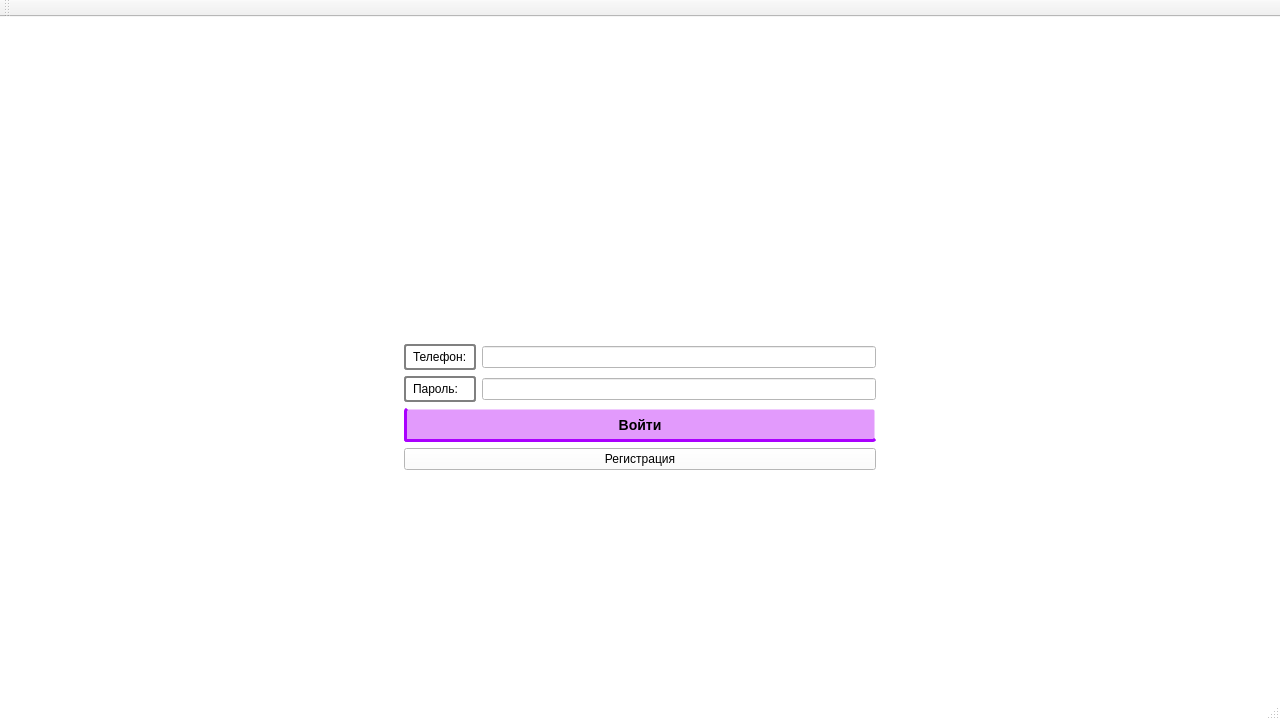
First picture: the form in BelBank/BelBank/MainWindow.ui, repository BelBank/Bank, before the edit.
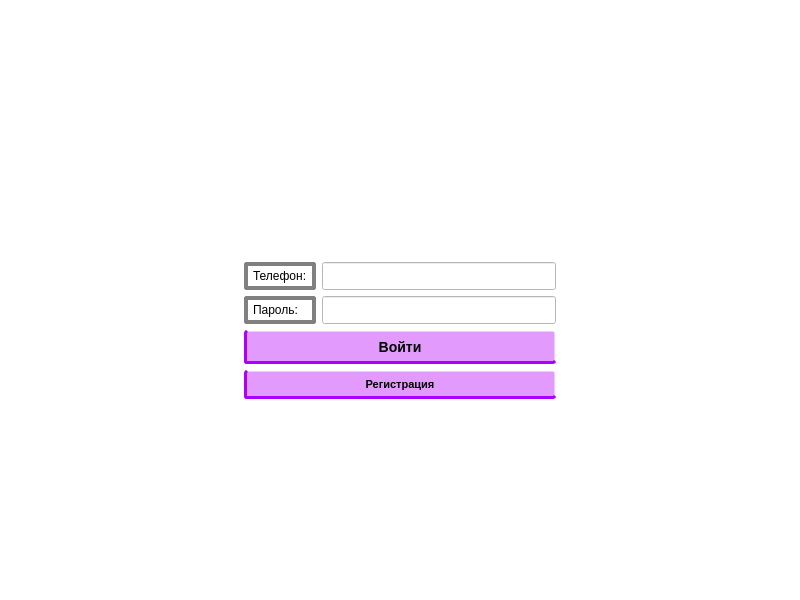
Second picture: the form after the edit. Icons and pictures are not drawn.

Commit message: ERIP_Design + small fixes on main design

```diff
--- a/BelBank/BelBank/MainWindow.ui
+++ b/BelBank/BelBank/MainWindow.ui
@@ -6,20 +6,26 @@
    <rect>
     <x>0</x>
     <y>0</y>
-    <width>1280</width>
-    <height>720</height>
+    <width>800</width>
+    <height>600</height>
    </rect>
   </property>
+  <property name="sizePolicy">
+   <sizepolicy hsizetype="Fixed" vsizetype="Fixed">
+    <horstretch>0</horstretch>
+    <verstretch>0</verstretch>
+   </sizepolicy>
+  </property>
   <property name="minimumSize">
    <size>
-    <width>1280</width>
-    <height>720</height>
+    <width>800</width>
+    <height>600</height>
    </size>
   </property>
   <property name="maximumSize">
    <size>
-    <width>1920</width>
-    <height>1080</height>
+    <width>800</width>
+    <height>600</height>
    </size>
   </property>
   <property name="windowTitle">
@@ -28,14 +34,14 @@
   <widget class="QWidget" name="centralWidget">
    <property name="minimumSize">
     <size>
-     <width>1280</width>
-     <height>720</height>
+     <width>800</width>
+     <height>600</height>
     </size>
    </property>
    <property name="maximumSize">
     <size>
-     <width>1280</width>
-     <height>720</height>
+     <width>800</width>
+     <height>600</height>
     </size>
    </property>
    <property name="styleSheet">
@@ -59,6 +65,17 @@
       </item>
       <item row="5" column="2">
        <widget class="QLineEdit" name="LE_password">
+        <property name="minimumSize">
+         <size>
+          <width>0</width>
+          <height>27</height>
+         </size>
+        </property>
+        <property name="font">
+         <font>
+          <pointsize>13</pointsize>
+         </font>
+        </property>
         <property name="styleSheet">
          <string notr="true">QLineEdit#LE_2 {
     border: 2px solid gray;
@@ -90,9 +107,9 @@
         </property>
         <property name="styleSheet">
          <string notr="true">QFrame, QLabel, QToolTip {
-    border: 2px solid gray;
+    border: 4px solid gray;
     border-radius: 3px;
-    padding: 4px;
+    padding: 2px;
     background-image: url(images/welcome.png);
 	font: 700 10pt &quot;Segoe UI&quot;;
 }</string>
@@ -186,9 +203,9 @@
         <property name="styleSheet">
          <string notr="true">QFrame, QLabel, QToolTip {
 	font: 700 10pt &quot;Segoe UI&quot;;
-    border: 2px solid gray;
+    border: 4px solid gray;
     border-radius: 3px;
-    padding: 4px;
+    padding: 2px;
 }</string>
         </property>
         <property name="text">
@@ -244,6 +261,17 @@
       </item>
       <item row="4" column="2">
        <widget class="QLineEdit" name="LE_login">
+        <property name="minimumSize">
+         <size>
+          <width>0</width>
+          <height>27</height>
+         </size>
+        </property>
+        <property name="font">
+         <font>
+          <pointsize>13</pointsize>
+         </font>
+        </property>
         <property name="styleSheet">
          <string notr="true">QLineEdit#LE {
     border: 2px solid gray;
@@ -257,6 +285,44 @@
       </item>
       <item row="7" column="1" colspan="2">
        <widget class="QPushButton" name="PB_registration">
+        <property name="minimumSize">
+         <size>
+          <width>168</width>
+          <height>20</height>
+         </size>
+        </property>
+        <property name="maximumSize">
+         <size>
+          <width>16777215</width>
+          <height>29</height>
+         </size>
+        </property>
+        <property name="styleSheet">
+         <string notr="true">QPushButton#PB_registration {
+    background-color:  rgb(226, 154, 252);
+    border-style: solid;
+    border-width: 3px;
+       border-radius: 3px;
+    border-bottom-color: rgb(170, 0, 255);
+    border-left-color: rgb(170, 0, 255);
+    font: bold 11px;
+    min-width: 10em;
+    padding: 6px;
+}
+QPushButton#PB_registration:hover{
+	
+	
+	background-color: rgb(170, 0, 255);
+}
+QPushButton#PB_registration:pressed {
+	
+	background-color: rgb(255, 255, 175);
+	border-style: solid;
+	background-color: rgb(191, 0, 255);
+
+}
+</string>
+        </property>
         <property name="text">
          <string>Регистрация</string>
         </property>
@@ -266,25 +332,6 @@
     </item>
    </layout>
   </widget>
-  <widget class="QMenuBar" name="menuBar">
-   <property name="geometry">
-    <rect>
-     <x>0</x>
-     <y>0</y>
-     <width>1280</width>
-     <height>22</height>
-    </rect>
-   </property>
-  </widget>
-  <widget class="QToolBar" name="mainToolBar">
-   <attribute name="toolBarArea">
-    <enum>TopToolBarArea</enum>
-   </attribute>
-   <attribute name="toolBarBreak">
-    <bool>false</bool>
-   </attribute>
-  </widget>
-  <widget class="QStatusBar" name="statusBar"/>
  </widget>
  <layoutdefault spacing="6" margin="11"/>
  <resources>
```
The commit also changes 32 other files.
